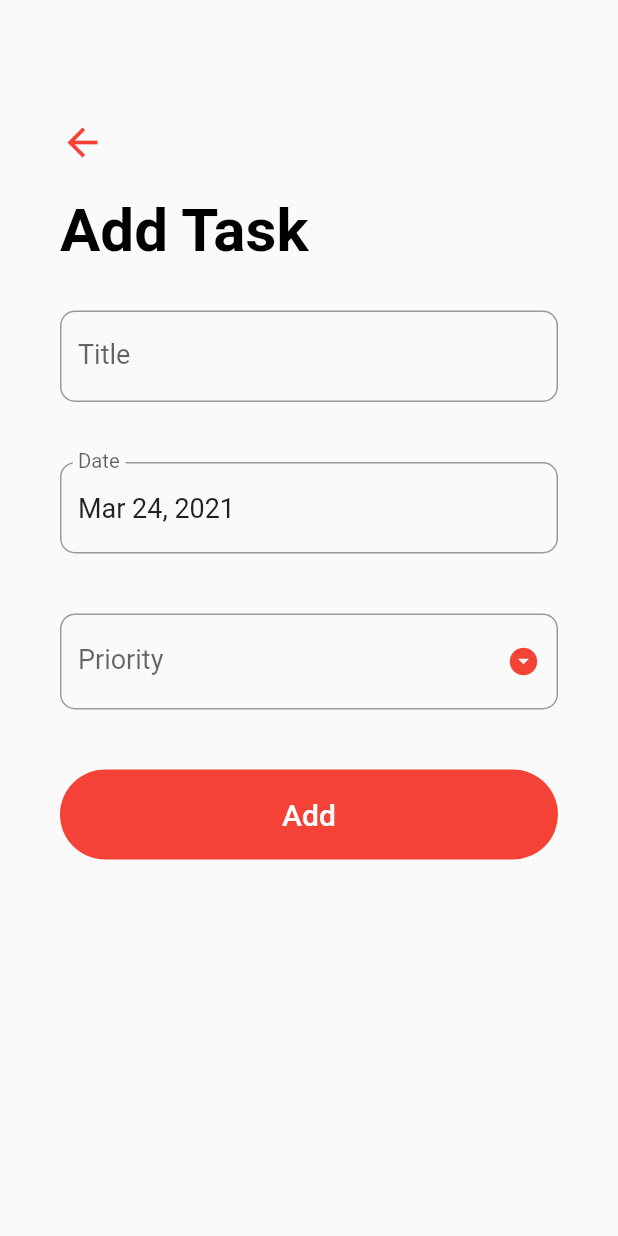
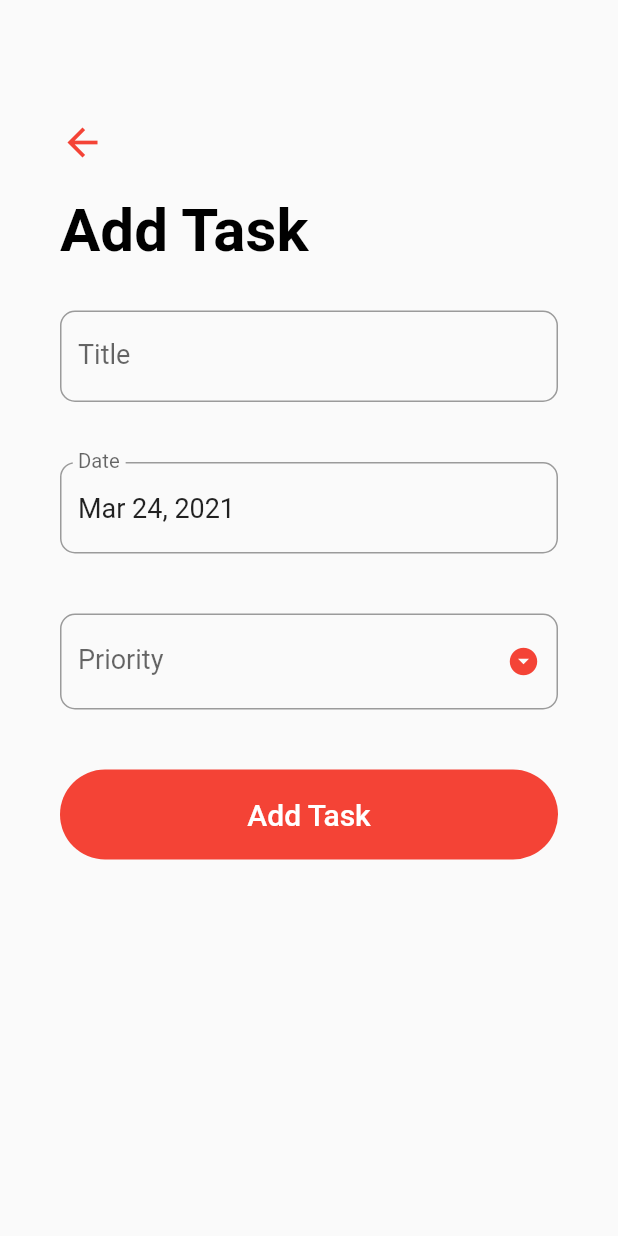
Before and after one commit to xybercommander/flutter_basic_todo, a Flutter app: the screen it shows after launch, after a tap on the "add" icon, on a phone screen of 412 x 824 dp. Run offline on Flutter 3.47's test engine with Material 2 defaults, Android fonts, the phone set to English and light mode, and no system bars; our stand-ins replace sqflite; accounts and stored records are empty.

Commit message:
completed the application

```diff
--- a/lib/helper/database_helper.dart
+++ b/lib/helper/database_helper.dart
@@ -58,9 +58,10 @@ class DatabaseHelper {
   Future<List<Task>> getTaskList() async {
     final List<Map<String, dynamic>> taskMapList = await getTaskMapList();
     final List<Task> taskList = [];
-    taskMapList.map((taskMap) {
+    taskMapList.forEach((taskMap) {
       taskList.add(Task.fromMap(taskMap));
     });
+    taskList.sort((taskA, taskB) => taskA.date.compareTo(taskB.date));
     return taskList;
   }
 
--- a/lib/models/task_model.dart
+++ b/lib/models/task_model.dart
@@ -27,7 +27,7 @@ class Task {
       title: map['title'],
       date: DateTime.parse(map['date']),
       priority: map['priority'],
-      status: map['status']
+      status: int.parse(map['status'])
     );
   }
 
--- a/lib/screens/add_task_screen.dart
+++ b/lib/screens/add_task_screen.dart
@@ -4,8 +4,9 @@ import 'package:todo_app/helper/database_helper.dart';
 import 'package:todo_app/models/task_model.dart';
 
 class AddTaskScreen extends StatefulWidget {
+  final Function udpateTaskList;
   final Task task;
-  AddTaskScreen({this.task});
+  AddTaskScreen({this.task, this.udpateTaskList});
 
   @override
   _AddTaskScreenState createState() => _AddTaskScreenState();
@@ -30,7 +31,7 @@ class _AddTaskScreenState extends State<AddTaskScreen> {
       lastDate: DateTime(2100)
     );
 
-    if(date != null && date != date) {
+    if(date != null && date != _date) {
       setState(() {
         _date = date;
       });
@@ -52,13 +53,21 @@ class _AddTaskScreenState extends State<AddTaskScreen> {
         print('Inserted id : $i');
       } else {
         // -----------Updating the task in the database-----------
+        task.id = widget.task.id;
         task.status = widget.task.status;
         int i = await DatabaseHelper.instance.updateTask(task);
         print('Updated id : $i');
       }
-
+      widget.udpateTaskList();
       Navigator.pop(context);
     }
+  }
+
+  // DELETE FUNCTION
+  _delete() {
+    DatabaseHelper.instance.deleteTask(widget.task.id);
+    widget.udpateTaskList();
+    Navigator.pop(context);
   }
 
 
@@ -101,7 +110,7 @@ class _AddTaskScreenState extends State<AddTaskScreen> {
                 child: Icon(Icons.arrow_back, size: 30, color: Theme.of(context).primaryColor,),
               ),
               SizedBox(height: 20,),
-              Text('Add Task',
+              Text(widget.task == null ? 'Add Task' : 'Update Task',
               style: TextStyle(
                 color: Colors.black,
                 fontSize: 40,
@@ -171,7 +180,7 @@ class _AddTaskScreenState extends State<AddTaskScreen> {
                           );
                         }).toList(),
                         decoration: InputDecoration(
-                          labelText: 'Priority',
+                          labelText: widget.task == null ? 'Priority' : _priority,
                           labelStyle: TextStyle(fontSize: 18),
                           border: OutlineInputBorder(
                             borderRadius: BorderRadius.circular(10)
@@ -197,14 +206,35 @@ class _AddTaskScreenState extends State<AddTaskScreen> {
                       child: FlatButton(
                         shape: StadiumBorder(),
                         splashColor: Colors.white54,
-                        child: Text('Add',
-                        style: TextStyle(
-                          color: Colors.white,
-                          fontSize: 20
-                        ),),
+                        child: Text(
+                          widget.task == null ? 'Add Task' : 'Update Task',
+                          style: TextStyle(
+                            color: Colors.white,
+                            fontSize: 20
+                          ),),
                         onPressed: _submit,
                       ),
-                    )
+                    ),
+                    widget.task != null ? Container(
+                      margin: EdgeInsets.symmetric(vertical: 20),
+                      height: 60,
+                      width: double.infinity,
+                      decoration: BoxDecoration(
+                        color: Theme.of(context).primaryColor,
+                        borderRadius: BorderRadius.circular(30)
+                      ),
+                      child: FlatButton(
+                        shape: StadiumBorder(),
+                        splashColor: Colors.white54,
+                        child: Text(
+                          'Delete',
+                          style: TextStyle(
+                            color: Colors.white,
+                            fontSize: 20
+                          ),),
+                        onPressed: _delete,
+                      ),
+                    ) : SizedBox.shrink()
                   ],
                 ),
               )
--- a/lib/screens/todo_list_screen.dart
+++ b/lib/screens/todo_list_screen.dart
@@ -24,7 +24,6 @@ class _TodoListScreenState extends State<TodoListScreen> {
     setState(() {
       _taskList = DatabaseHelper.instance.getTaskList();
     });
-    print(_taskList);
   }
 
 
@@ -56,10 +55,10 @@ class _TodoListScreenState extends State<TodoListScreen> {
                 DatabaseHelper.instance.updateTask(task);
                 _updateTaskList();
               },
-              value: true,
+              value: task.status == 1 ? true : false,
               activeColor: Theme.of(context).primaryColor,
             ),
-            onTap: () => Navigator.push(context, MaterialPageRoute(builder: (_) => AddTaskScreen(task: task))),
+            onTap: () => Navigator.push(context, MaterialPageRoute(builder: (_) => AddTaskScreen(task: task, udpateTaskList: _updateTaskList,))),
           ),
           Divider() // TODO remove the last divider
         ],
@@ -78,7 +77,7 @@ class _TodoListScreenState extends State<TodoListScreen> {
         builder: (context, snapshot) {
 
           // TODO SNAPSHOT IS SHOWING NULL
-          if(!snapshot.hasData || snapshot.data.length == 0) {
+          if(!snapshot.hasData) {
             return Center(
               child: CircularProgressIndicator(),
             );
@@ -136,7 +135,7 @@ class _TodoListScreenState extends State<TodoListScreen> {
       floatingActionButton: FloatingActionButton(
         backgroundColor: Theme.of(context).primaryColor,
         child: Icon(Icons.add),
-        onPressed: () => Navigator.push(context, MaterialPageRoute(builder: (_) => AddTaskScreen())),
+        onPressed: () => Navigator.push(context, MaterialPageRoute(builder: (_) => AddTaskScreen(udpateTaskList: _updateTaskList,))),
       ),
     );
   }
```
